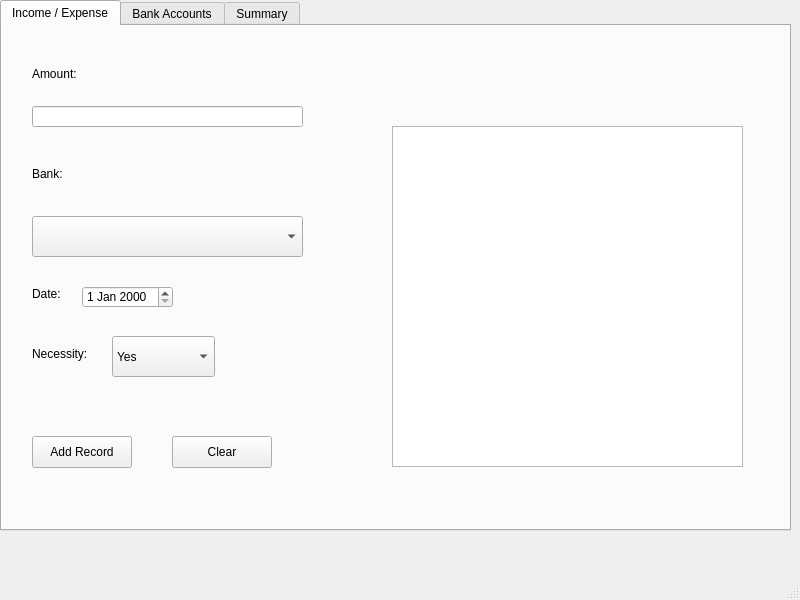
The window that form.ui (Devel-ash/Expense-tracker) describes before a commit, drawn with Qt 5.
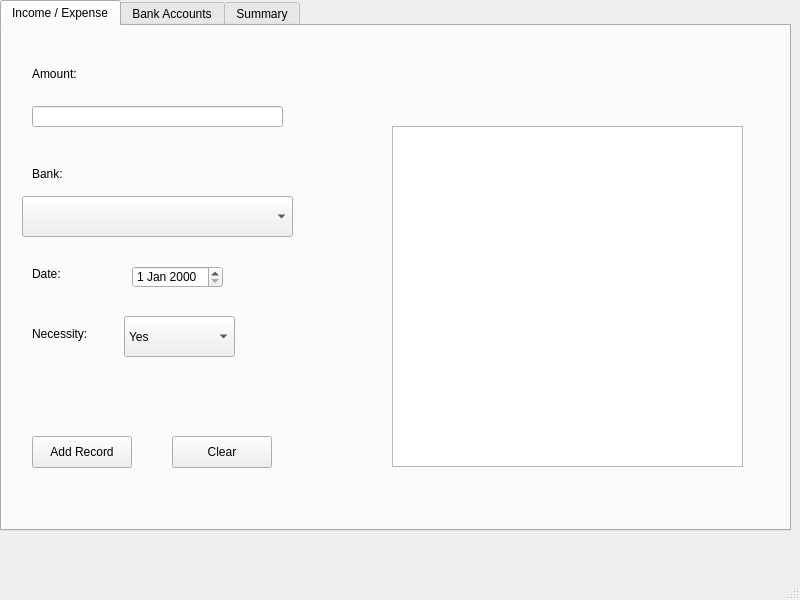
The same window after the commit. The open tabs and pages were chosen to show the change.

```diff
--- a/form.ui
+++ b/form.ui
@@ -46,8 +46,8 @@
      <widget class="QDateEdit" name="dateEdit_3">
       <property name="geometry">
        <rect>
-        <x>80</x>
-        <y>260</y>
+        <x>130</x>
+        <y>240</y>
         <width>91</width>
         <height>22</height>
        </rect>
@@ -57,7 +57,7 @@
       <property name="geometry">
        <rect>
         <x>30</x>
-        <y>320</y>
+        <y>300</y>
         <width>71</width>
         <height>16</height>
        </rect>
@@ -71,7 +71,7 @@
        <rect>
         <x>30</x>
         <y>80</y>
-        <width>271</width>
+        <width>251</width>
         <height>21</height>
        </rect>
       </property>
@@ -79,9 +79,9 @@
      <widget class="QComboBox" name="comboBox_5">
       <property name="geometry">
        <rect>
-        <x>110</x>
-        <y>310</y>
-        <width>103</width>
+        <x>122</x>
+        <y>290</y>
+        <width>111</width>
         <height>41</height>
        </rect>
       </property>
@@ -100,7 +100,7 @@
       <property name="geometry">
        <rect>
         <x>30</x>
-        <y>260</y>
+        <y>240</y>
         <width>58</width>
         <height>16</height>
        </rect>
@@ -151,8 +151,8 @@
      <widget class="QComboBox" name="comboBox_6">
       <property name="geometry">
        <rect>
-        <x>30</x>
-        <y>190</y>
+        <x>20</x>
+        <y>170</y>
         <width>271</width>
         <height>41</height>
        </rect>
```
Left out of the diff: 2 changed lines with no effect on the pictures.
